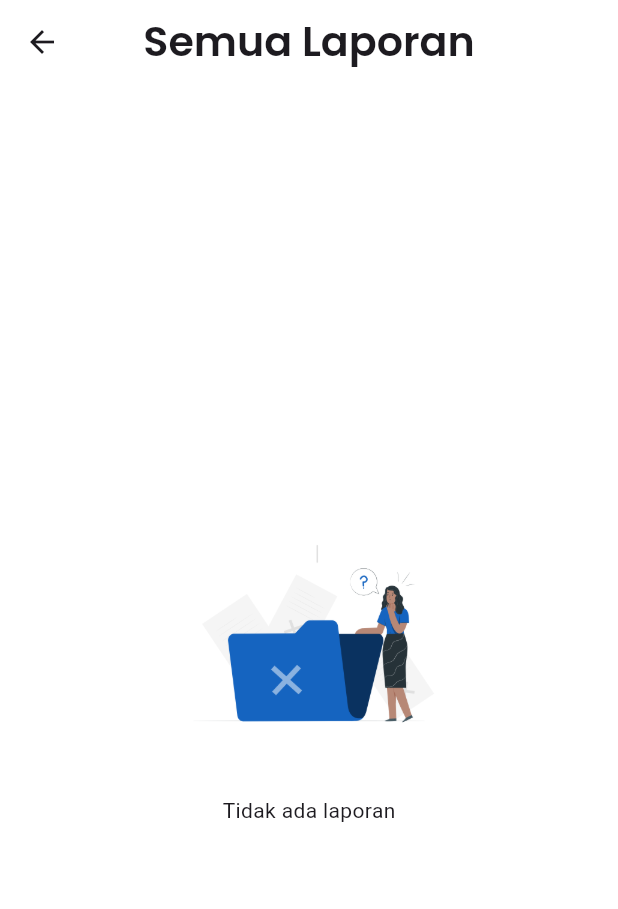
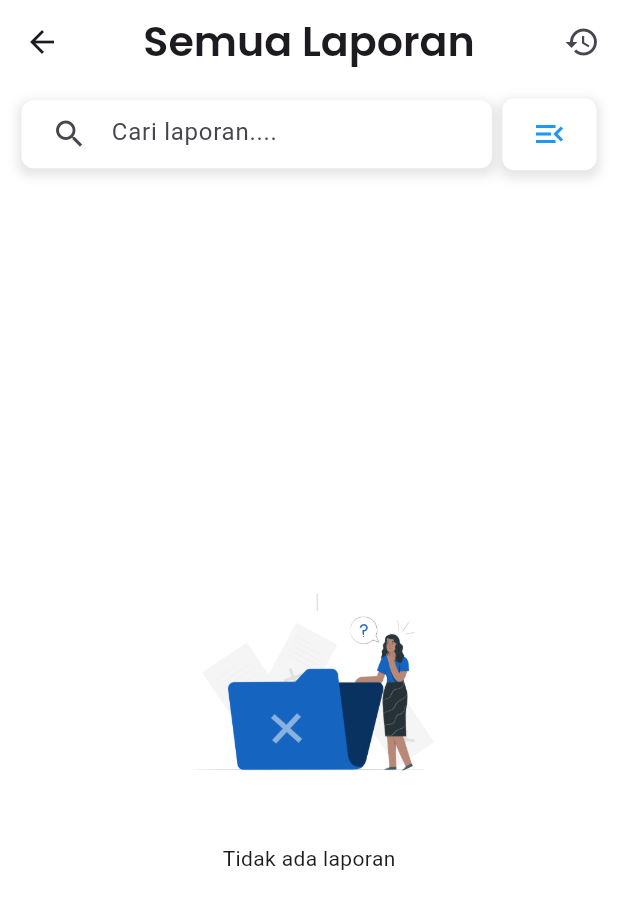
Before and after one commit to BagusRezky/mojadiapp, a Flutter app: the ListReportScreen screen opened by its route, on a phone screen of 412 x 824 dp. Shown: the top 909 px of the screen. Run offline on Flutter 3.47's test engine with Material 3 defaults, Android fonts, the phone set to English and light mode, and no system bars; our stand-ins replace cloud_firestore, firebase_auth, firebase_core, firebase_storage, fl_chart, flutter_onboarding_slider and 6 more; accounts and stored records are empty.

Commit message:
feat: seacrg and filter report

```diff
--- a/lib/pages/home/report/report_list.dart
+++ b/lib/pages/home/report/report_list.dart
@@ -16,11 +16,39 @@ class ListReportScreen extends StatefulWidget {
 
 class _ListReportScreenState extends State<ListReportScreen> {
   late Future<List<Report>> _reportsFuture;
+  String? _searchQuery;
+  String? _selectedCategory;
+
+  final List<String> _categories = [
+    'Lingkungan Hidup',
+    'Kerusakan Fasilitas Publik',
+    'Kerusakan Jalan',
+    'Kerusakan Drainase',
+    'Keamanan dan Ketertiban',
+    'Lainnya'
+  ]; // Sesuaikan dengan kategori yang ada
 
   @override
   void initState() {
     super.initState();
     _reportsFuture = FirebaseReportService().fetchReports();
+  }
+
+  void _updateReports() {
+    setState(() {
+      _reportsFuture = FirebaseReportService().fetchFilteredReports(
+        searchQuery: _searchQuery,
+        category: _selectedCategory,
+      );
+    });
+  }
+
+  void _resetFilters() {
+    setState(() {
+      _searchQuery = null;
+      _selectedCategory = null;
+      _reportsFuture = FirebaseReportService().fetchReports();
+    });
   }
 
   @override
@@ -32,17 +60,109 @@ class _ListReportScreenState extends State<ListReportScreen> {
           style: GoogleFonts.poppins(
             fontWeight: FontWeight.w600,
             fontSize: 24.sp,
-            height: 1.5,
+            height: 1.5.h,
           ),
         ),
         backgroundColor: Colors.white,
         elevation: 0,
         centerTitle: true,
+        actions: [
+          IconButton(
+            icon: const Icon(Icons.restore),
+            onPressed: _resetFilters,
+          ),
+        ],
       ),
       backgroundColor: Colors.white,
       body: SafeArea(
         child: Padding(
+          padding: EdgeInsets.only(left: 12.0.h, right: 12.0.h, top: 8.0.h),
+          child: Column(
+            children: [
+              Row(
+                children: [
+                  Expanded(
+                    flex: 5,
+                    child: Container(
+                      decoration: BoxDecoration(
+                        color: Colors.white,
+                        borderRadius: BorderRadius.circular(8.0),
+                        boxShadow: [
+                          BoxShadow(
+                            color: Colors.black.withOpacity(0.1),
+                            spreadRadius: 2,
+                            blurRadius: 5,
+                            offset: const Offset(0, 3),
+                          ),
+                        ],
+                      ),
+                      child: SizedBox(
+                        height: 38.0.h,
+                        child: Padding(
                           padding: const EdgeInsets.all(8.0),
+                          child: TextField(
+                            decoration: const InputDecoration(
+                              border: InputBorder.none,
+                              hintText: 'Cari laporan....',
+                              prefixIcon: Icon(Icons.search),
+                            ),
+                            onChanged: (value) {
+                              _searchQuery = value;
+                              _updateReports();
+                            },
+                          ),
+                        ),
+                      ),
+                    ),
+                  ),
+                  6.horizontalSpace,
+                  Expanded(
+                    flex: 1,
+                    child: GestureDetector(
+                      onTap: () {
+                        showModalBottomSheet(
+                          context: context,
+                          builder: (BuildContext context) {
+                            return ListView(
+                              padding: EdgeInsets.all(8.0.h),
+                              children: _categories.map((String category) {
+                                return ListTile(
+                                  title: Text(category),
+                                  onTap: () {
+                                    setState(() {
+                                      _selectedCategory = category;
+                                      _updateReports();
+                                      Navigator.pop(context);
+                                    });
+                                  },
+                                );
+                              }).toList(),
+                            );
+                          },
+                        );
+                      },
+                      child: Container(
+                        padding: EdgeInsets.symmetric(vertical: 10.h),
+                        decoration: BoxDecoration(
+                          color: Colors.white,
+                          borderRadius: BorderRadius.circular(8.0),
+                          boxShadow: [
+                            BoxShadow(
+                              color: Colors.black.withOpacity(0.1),
+                              spreadRadius: 2,
+                              blurRadius: 5,
+                              offset: const Offset(0, 3),
+                            ),
+                          ],
+                        ),
+                        child: const Icon(Icons.menu_open, color: Colors.blue),
+                      ),
+                    ),
+                  ),
+                ],
+              ),
+              6.verticalSpace,
+              Expanded(
                 child: FutureBuilder<List<Report>>(
                   future: _reportsFuture,
                   builder: (context, snapshot) {
@@ -67,7 +187,7 @@ class _ListReportScreenState extends State<ListReportScreen> {
 
                     List<Report> reports = snapshot.data!;
                     return ListView.builder(
-                padding: EdgeInsets.symmetric(vertical: 10.h, horizontal: 10.w),
+                      padding: EdgeInsets.symmetric(vertical: 10.h),
                       itemCount: reports.length,
                       itemBuilder: (BuildContext context, int index) {
                         Report report = reports[index];
@@ -96,6 +216,9 @@ class _ListReportScreenState extends State<ListReportScreen> {
                   },
                 ),
               ),
+            ],
+          ),
+        ),
       ),
     );
   }
```
Also changed, not shown: lib/pages/home/info/info_list.dart (+28 -28 lines), lib/pages/home/report/components/content_detail_report.dart (+0 -8 lines), lib/services/firebase_report_service.dart (+22 -0 lines). Lines whose indentation alone changed are shown as unchanged.
